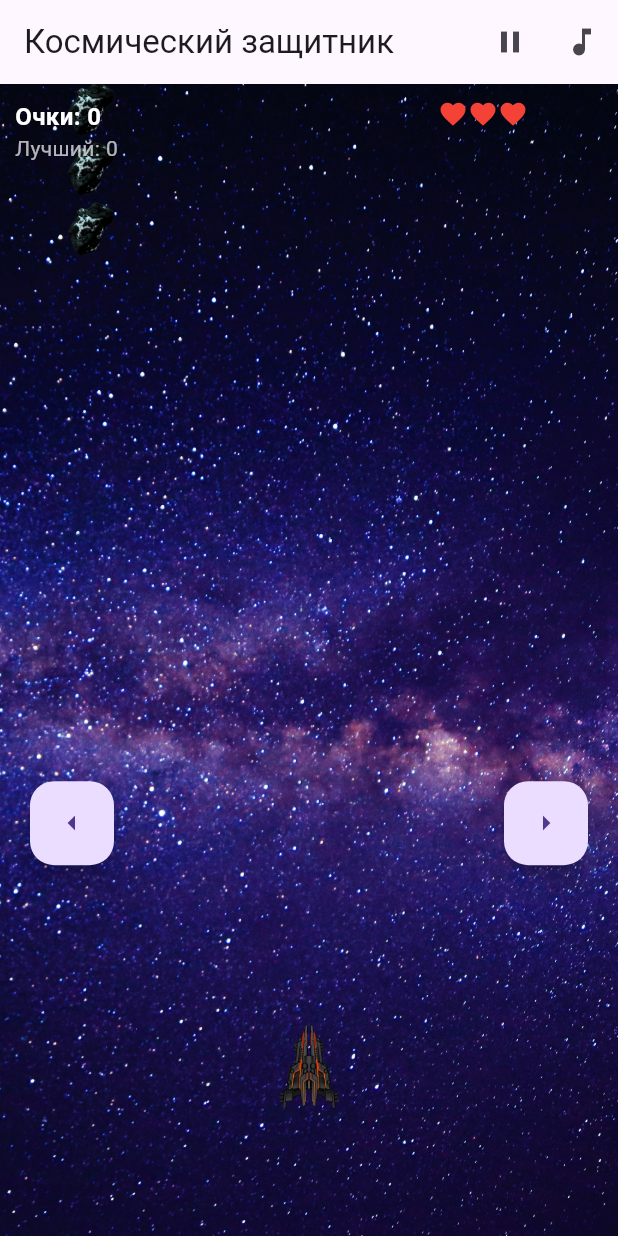
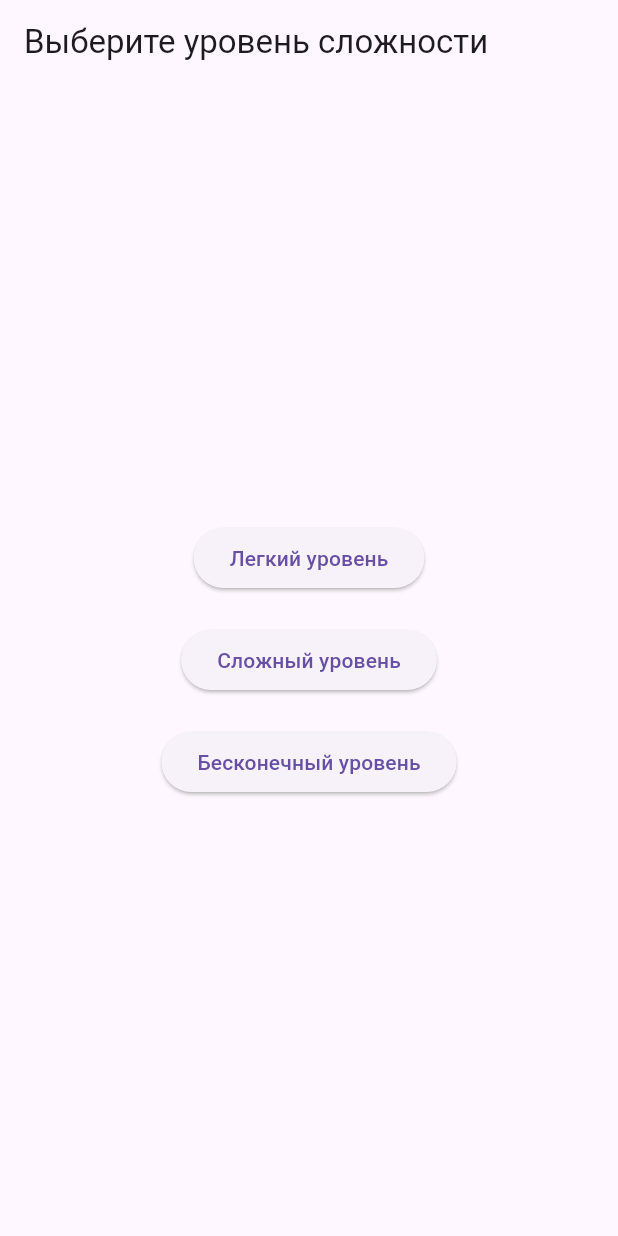
Before and after one commit to BzzzRka/ATLANTA, a Flutter app: the screen it shows after launch, on a phone screen of 412 x 824 dp. Run offline on Flutter 3.47's test engine with Material 3 defaults, Android fonts, the phone set to English and light mode, and no system bars; our stand-ins replace audioplayers, shared_preferences.

Commit message:
добавлены уровни сложности

```diff
--- /dev/null
+++ b/lib/dif_select.dart
@@ -0,0 +1,57 @@
+import 'package:flutter/material.dart';
+import 'main.dart';
+import 'models.dart';
+
+
+class DifficultySelectionScreen extends StatelessWidget {
+  @override
+  Widget build(BuildContext context) {
+    return Scaffold(
+      appBar: AppBar(
+        title: Text('Выберите уровень сложности'),
+      ),
+      body: Center(
+        child: Column(
+          mainAxisAlignment: MainAxisAlignment.center,
+          children: [
+            ElevatedButton(
+              onPressed: () {
+                Navigator.pushReplacement(
+                  context,
+                  MaterialPageRoute(
+                    builder: (context) => GameScreen(difficulty: DifficultyLevel.easy),
+                  ),
+                );
+              },
+              child: Text('Легкий уровень'),
+            ),
+            SizedBox(height: 20),
+            ElevatedButton(
+              onPressed: () {
+                Navigator.pushReplacement(
+                  context,
+                  MaterialPageRoute(
+                    builder: (context) => GameScreen(difficulty: DifficultyLevel.hard),
+                  ),
+                );
+              },
+              child: Text('Сложный уровень'),
+            ),
+            SizedBox(height: 20),
+            ElevatedButton(
+              onPressed: () {
+                Navigator.pushReplacement(
+                  context,
+                  MaterialPageRoute(
+                    builder: (context) => GameScreen(difficulty: DifficultyLevel.infinite),
+                  ),
+                );
+              },
+              child: Text('Бесконечный уровень'),
+            ),
+          ],
+        ),
+      ),
+    );
+  }
+}
--- a/lib/game_logic.dart
+++ b/lib/game_logic.dart
@@ -33,11 +33,10 @@ class GameLogic {
     required List<Asteroid> asteroids,
     required BuildContext context,
     required int lives,
-    required Function(int) updateLives,
-    required Function() cancelMovement,
     required Function() playExplosionSound,
     required Function(Offset, double) addExplosion,
   }) {
+    print('Current lives before collision check: $lives');
     final screenWidth = MediaQuery.of(context).size.width;
     final screenHeight = MediaQuery.of(context).size.height;
     final spaceshipSize = screenWidth * 0.1;
@@ -68,20 +67,8 @@ class GameLogic {
       final distance = (spaceshipCenter - asteroidCenter).distance;
 
       // Проверка столкновения
-      if (distance <= spaceshipRadius + asteroidRadius) {
-        // Уменьшаем жизни
-        updateLives(lives - 1);
-        playExplosionSound();
-        addExplosion(spaceshipCenter, spaceshipSize);
-
-        // Проверяем, остались ли жизни
-        if (lives <= 0) {
-          cancelMovement();
-          return true; // Конец игры
-        } else {
-          return false; // Продолжаем игру
-        }
-      }
+      if (distance <= spaceshipRadius + asteroidRadius)
+        return true;
     }
     return false; // Нет столкновения
   }
--- a/lib/models.dart
+++ b/lib/models.dart
@@ -10,7 +10,7 @@ class Asteroid {
   Asteroid({double? speed})
       : position = Offset(
     Random().nextDouble() * 300, // Случайная позиция по X
-    -50, // Начальная позиция над экраном
+    0, // Начальная позиция над экраном
   ),
         size = 50 + Random().nextDouble() * 50, // Случайный размер
         speed = speed ?? 1 + Random().nextDouble() * 2; // Скорость
@@ -48,7 +48,11 @@ class Bonus {
   Bonus({required this.type})
       : position = Offset(
     Random().nextDouble() * 300, // Случайная позиция по X
-    -50, // Начальная позиция над экраном
+    0, // Начальная позиция над экраном
   ),
         size = 30 + Random().nextDouble() * 20; // Случайный размер
 }
+
+enum DifficultyLevel { easy, hard, infinite }
+
+DifficultyLevel currentLevel = DifficultyLevel.easy;
```
Also changed, not shown: lib/main.dart (+90 -17 lines).
